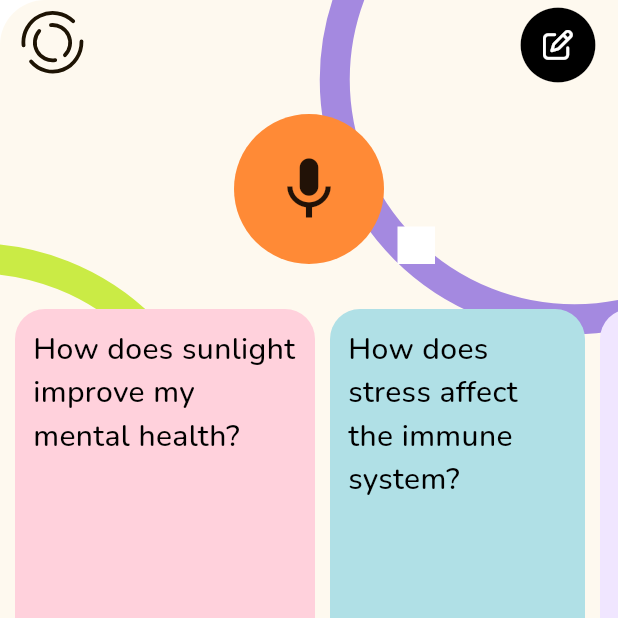
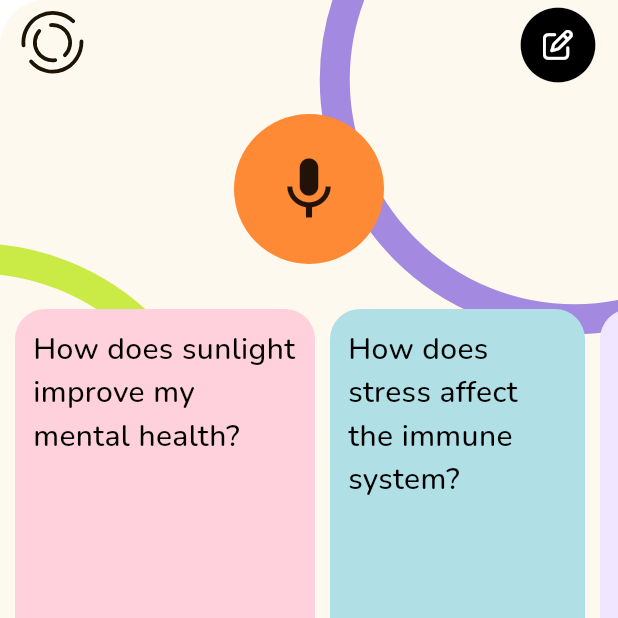
Before and after one commit to KhromeM/meddy, a Flutter app: the screen it shows once a user with an empty profile is signed in, on a phone screen of 412 x 824 dp, the top half of it. Run offline on Flutter 3.47's test engine with Material 3 defaults, Android fonts, the phone set to English and light mode, and no system bars; our stand-ins replace firebase_auth, firebase_core, flutter_markdown, flutter_riverpod, flutter_svg, font_awesome_flutter and 3 more; missing offline and left inert: jumping_dot, record, sound_stream; accounts and stored records are empty.

Commit message:
got rid of stupid background square

```diff
--- a/mobile/lib/widgets/main_background.dart
+++ b/mobile/lib/widgets/main_background.dart
@@ -117,18 +117,6 @@ class _MainBackgroundState extends State<MainBackground>
             color: Color(0xFFCAEB45),
             isAnimated: true,
           ),
-          // Merging the conflicting section
-          Positioned(
-            top: 151,
-            left: 265,
-            child: Container(
-              width: 25,
-              height: 25,
-              decoration: BoxDecoration(
-                color: Color.fromRGBO(255, 255, 255, 1),
-              ),
-            ),
-          ),
           Positioned(
             top: 491,
             left: 31,
```
